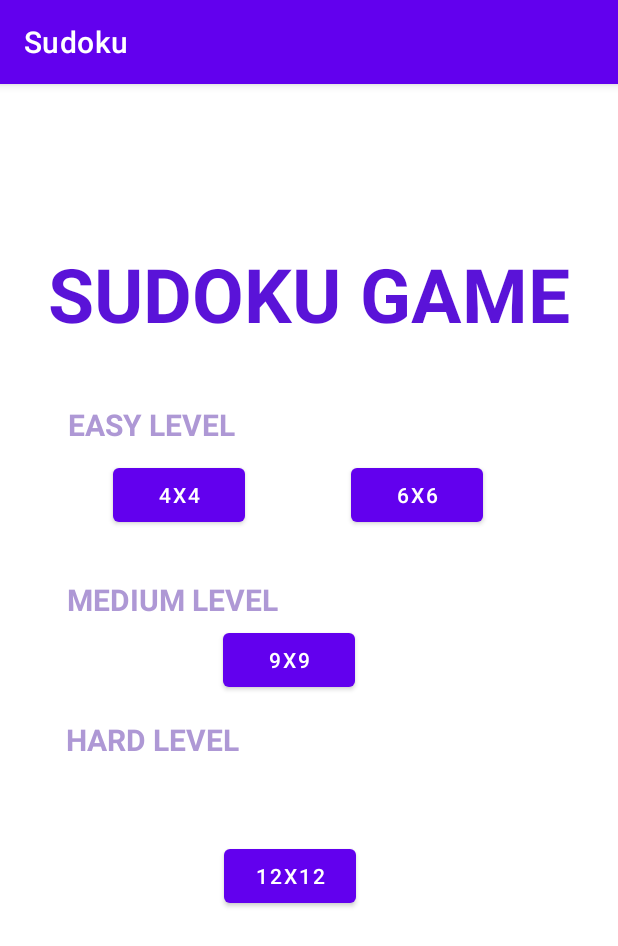
After one commit to Hytherist/Sudoku-Vocab, an Android app: the HomePageActivity1 screen opened directly, with no data from a screen before it, on a phone screen of 412 x 824 dp. The commit adds this screen. Shown: the top 946 px of the screen. Run offline under Robolectric (Android 15) with nearby library versions, the phone set to English and light mode, and no system bars.

Commit message:
Main Page with buttons to navigate between game and home--sizing needs to be fixed

```diff
--- /dev/null
+++ b/app/src/main/java/com/foxtrot/sudoku/activities/HomePageActivity1.java
@@ -0,0 +1,66 @@
+package com.foxtrot.sudoku.activities;
+
+import androidx.appcompat.app.AppCompatActivity;
+
+import android.content.Intent;
+import android.os.Bundle;
+import android.view.View;
+import android.widget.Button;
+
+import com.foxtrot.sudoku.R;
+import com.foxtrot.sudoku.models.BoardSize;
+
+public class HomePageActivity1 extends AppCompatActivity {
+
+    @Override
+    protected void onCreate(Bundle savedInstanceState) {
+        super.onCreate(savedInstanceState);
+        setContentView(R.layout.activity_home_page1);
+        configureNext4X4Button();
+    }
+
+    private void configureNext4X4Button(){
+        Button next4x4Button = (Button) findViewById(R.id.button_four);
+        next4x4Button.setOnClickListener(new View.OnClickListener() {
+            @Override
+            public void onClick(View view) {
+
+                //startActivity(new Intent(HomePageActivity1.this, MainActivity.class));
+                Intent intent = new Intent(HomePageActivity1.this, MainActivity.class);
+                intent.putExtra("new_boardSize_value4",BoardSize._4X4);
+                startActivity(intent);
+            }
+        });
+        Button next9x9Button = (Button) findViewById(R.id.button_nine);
+        next9x9Button.setOnClickListener(new View.OnClickListener() {
+            @Override
+            public void onClick(View view) {
+                //startActivity(new Intent(HomePageActivity1.this, MainActivity.class));
+                Intent intent = new Intent(HomePageActivity1.this, MainActivity.class);
+                intent.putExtra("new_boardSize_value9",BoardSize._9X9 );
+                startActivity(intent);
+            }
+        });
+        Button next6x6Button = (Button) findViewById(R.id.button_six);
+        next6x6Button.setOnClickListener(new View.OnClickListener() {
+            @Override
+            public void onClick(View view) {
+                //startActivity(new Intent(HomePageActivity1.this, MainActivity.class));
+                Intent intent = new Intent(HomePageActivity1.this, MainActivity.class);
+                intent.putExtra("new_boardSize_value6",BoardSize._6X6 );
+                startActivity(intent);
+            }
+        });
+
+        Button next12x12Button = (Button) findViewById(R.id.button_twelve);
+        next12x12Button.setOnClickListener(new View.OnClickListener() {
+            @Override
+            public void onClick(View view) {
+                //startActivity(new Intent(HomePageActivity1.this, MainActivity.class));
+                Intent intent = new Intent(HomePageActivity1.this, MainActivity.class);
+                intent.putExtra("new_boardSize_value12",BoardSize._12X12 );
+                startActivity(intent);
+            }
+        });
+    }
+}
--- a/app/src/main/java/com/foxtrot/sudoku/models/BoardSize.java
+++ b/app/src/main/java/com/foxtrot/sudoku/models/BoardSize.java
@@ -4,7 +4,7 @@ public enum BoardSize {
     _4X4(4, 2, 2),
     _6X6(6, 2, 3),
     _9X9(9, 3, 3),
-    _12X12(12, 4, 4);
+    _12X12(12, 3, 4);
 
     private final int size;
     private final int gridRowSize;
--- /dev/null
+++ b/app/src/main/res/layout/activity_home_page1.xml
@@ -0,0 +1,129 @@
+<?xml version="1.0" encoding="utf-8"?>
+<androidx.constraintlayout.widget.ConstraintLayout xmlns:android="http://schemas.android.com/apk/res/android"
+    xmlns:app="http://schemas.android.com/apk/res-auto"
+    xmlns:tools="http://schemas.android.com/tools"
+    android:layout_width="match_parent"
+    android:layout_height="match_parent"
+    android:layout_gravity="center"
+    tools:context=".activities.HomePageActivity1">
+
+    <Button
+        android:id="@+id/button_nine"
+        android:layout_width="wrap_content"
+        android:layout_height="wrap_content"
+        android:layout_marginStart="148dp"
+        android:layout_marginTop="360dp"
+        android:layout_marginEnd="175dp"
+        android:text="@string/nine_by_nine"
+        app:layout_constraintEnd_toEndOf="parent"
+        app:layout_constraintHorizontal_bias="1.0"
+        app:layout_constraintStart_toStartOf="parent"
+        app:layout_constraintTop_toTopOf="parent" />
+
+    <Button
+        android:id="@+id/button_four"
+        android:layout_width="wrap_content"
+        android:layout_height="wrap_content"
+        android:layout_marginStart="75dp"
+        android:layout_marginTop="250dp"
+        android:layout_marginBottom="20dp"
+        android:text="@string/four_by_four"
+        app:layout_constraintBottom_toTopOf="@+id/Medium_text"
+        app:layout_constraintStart_toStartOf="parent"
+        app:layout_constraintTop_toTopOf="parent" />
+
+    <Button
+        android:id="@+id/button_six"
+        android:layout_width="wrap_content"
+        android:layout_height="wrap_content"
+        android:layout_marginStart="70dp"
+        android:layout_marginTop="250dp"
+        android:layout_marginEnd="90dp"
+        android:layout_marginBottom="62dp"
+        android:text="@string/six_by_six"
+        app:layout_constraintBottom_toTopOf="@+id/button_nine"
+        app:layout_constraintEnd_toEndOf="parent"
+        app:layout_constraintStart_toEndOf="@+id/button_four"
+        app:layout_constraintTop_toTopOf="parent" />
+
+    <Button
+        android:id="@+id/button_twelve"
+        android:layout_width="wrap_content"
+        android:layout_height="wrap_content"
+        android:layout_marginStart="149dp"
+        android:layout_marginEnd="174dp"
+        android:layout_marginBottom="75dp"
+        android:text="@string/twelve_by_twelve"
+        app:layout_constraintBottom_toBottomOf="parent"
+        app:layout_constraintEnd_toEndOf="parent"
+        app:layout_constraintHorizontal_bias="0.0"
+        app:layout_constraintStart_toStartOf="parent"
+        app:layout_constraintTop_toBottomOf="@+id/button_nine"
+        app:layout_constraintVertical_bias="0.405" />
+
+    <TextView
+        android:id="@+id/Sudoku_Title"
+        android:layout_width="wrap_content"
+        android:layout_height="wrap_content"
+        android:layout_marginStart="32dp"
+        android:layout_marginTop="130dp"
+        android:layout_marginEnd="32dp"
+        android:layout_marginBottom="40dp"
+        android:text="@string/sudoku_title_home"
+        android:textColor="#5A13D8"
+        android:textSize="50sp"
+        android:textStyle="bold"
+        app:layout_constraintBottom_toTopOf="@+id/Easy_text"
+        app:layout_constraintEnd_toEndOf="parent"
+        app:layout_constraintHorizontal_bias="1.0"
+        app:layout_constraintStart_toStartOf="parent"
+        app:layout_constraintTop_toTopOf="parent" />
+
+    <TextView
+        android:id="@+id/Easy_text"
+        android:layout_width="wrap_content"
+        android:layout_height="wrap_content"
+        android:layout_marginStart="43dp"
+        android:layout_marginEnd="254dp"
+        android:layout_marginBottom="34dp"
+        android:text="@string/easy_level"
+        android:textColor="#AE98D5"
+        android:textSize="20sp"
+        android:textStyle="bold"
+        app:layout_constraintBottom_toTopOf="@+id/button_four"
+        app:layout_constraintEnd_toEndOf="parent"
+        app:layout_constraintStart_toStartOf="parent"
+        app:layout_constraintTop_toBottomOf="@+id/Sudoku_Title" />
+
+    <TextView
+        android:id="@+id/Medium_text"
+        android:layout_width="wrap_content"
+        android:layout_height="wrap_content"
+        android:layout_marginStart="43dp"
+        android:layout_marginTop="12dp"
+        android:layout_marginEnd="226dp"
+        android:layout_marginBottom="19dp"
+        android:text="@string/Medium_level"
+        android:textColor="#AE98D5"
+        android:textSize="20sp"
+        android:textStyle="bold"
+        app:layout_constraintBottom_toTopOf="@+id/button_nine"
+        app:layout_constraintEnd_toEndOf="parent"
+        app:layout_constraintStart_toStartOf="parent"
+        app:layout_constraintTop_toBottomOf="@+id/button_four" />
+
+    <TextView
+        android:id="@+id/Hard_text"
+        android:layout_width="wrap_content"
+        android:layout_height="wrap_content"
+        android:layout_marginStart="43dp"
+        android:layout_marginTop="15dp"
+        android:layout_marginEnd="251dp"
+        android:text="@string/Hard_level"
+        android:textColor="#AE98D5"
+        android:textSize="20sp"
+        android:textStyle="bold"
+        app:layout_constraintEnd_toEndOf="parent"
+        app:layout_constraintStart_toStartOf="parent"
+        app:layout_constraintTop_toBottomOf="@+id/button_nine" />
+</androidx.constraintlayout.widget.ConstraintLayout>
--- a/app/src/main/res/values/strings.xml
+++ b/app/src/main/res/values/strings.xml
@@ -1,4 +1,13 @@
 <resources>
     <string name="app_name">Sudoku</string>
     <string name="submit">Submit</string>
+    <string name="back_Home">Home</string>
+    <string name="nine_by_nine">9x9</string>
+    <string name="twelve_by_twelve">12x12</string>
+    <string name="four_by_four">4x4</string>
+    <string name="six_by_six">6x6</string>
+    <string name="sudoku_title_home">SUDOKU GAME</string>
+    <string name="easy_level">EASY LEVEL</string>
+    <string name="Medium_level">MEDIUM LEVEL</string>
+    <string name="Hard_level">HARD LEVEL</string>
 </resources>
```
Also changed, not shown: app/src/main/AndroidManifest.xml (+7 -0 lines), app/src/main/java/com/foxtrot/sudoku/activities/MainActivity.java (+27 -1 lines), app/src/main/java/com/foxtrot/sudoku/models/App.java (+38 -4 lines), app/src/main/res/layout/activity_main.xml (+7 -0 lines).
